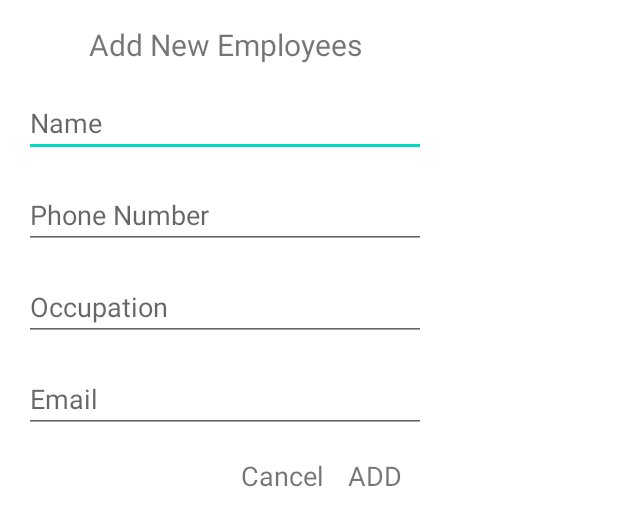
After one commit to dunow0033/JoshContactList, an Android app: the layout dialog_add_contact_item.xml on its own in the app's theme, with its tools: preview values and no code run, on a phone screen of 412 x 824 dp. The commit adds this screen. Shown: the top 526 px of the screen. Run offline under Robolectric (Android 15) with nearby library versions, the phone set to English and light mode, and no system bars.

Commit message:
I think it's pretty much done

```diff
--- a/app/src/main/res/layout/activity_contact.xml
+++ b/app/src/main/res/layout/activity_contact.xml
@@ -17,6 +17,7 @@
         app:layout_constraintTop_toTopOf="parent" />
 
     <com.google.android.material.floatingactionbutton.FloatingActionButton
+        android:id="@+id/fab"
         android:layout_width="wrap_content"
         android:layout_height="wrap_content"
         android:src="@drawable/ic_add"
--- /dev/null
+++ b/app/src/main/res/layout/dialog_add_contact_item.xml
@@ -0,0 +1,91 @@
+<?xml version="1.0" encoding="utf-8"?>
+<androidx.constraintlayout.widget.ConstraintLayout
+    xmlns:android="http://schemas.android.com/apk/res/android"
+    xmlns:app="http://schemas.android.com/apk/res-auto"
+    android:layout_width="300dp"
+    android:layout_height="wrap_content"
+    android:padding="16dp">
+
+    <com.google.android.material.textview.MaterialTextView
+        android:id="@+id/tvTitle"
+        android:layout_width="wrap_content"
+        android:layout_height="wrap_content"
+        android:text="@string/add_new_employees"
+        android:textSize="20sp"
+        app:layout_constraintEnd_toEndOf="parent"
+        app:layout_constraintStart_toStartOf="parent"
+        app:layout_constraintTop_toTopOf="parent" />
+
+    <EditText
+        android:id="@+id/etName"
+        android:layout_width="match_parent"
+        android:layout_height="wrap_content"
+        android:layout_marginTop="16dp"
+        android:ems="10"
+        android:hint="@string/name"
+        android:inputType="text"
+        app:layout_constraintStart_toStartOf="parent"
+        app:layout_constraintTop_toBottomOf="@id/tvTitle"
+        />
+
+    <EditText
+        android:id="@+id/etNumber"
+        android:layout_width="match_parent"
+        android:layout_height="wrap_content"
+        android:layout_marginTop="16dp"
+        android:ems="10"
+        android:hint="@string/phone_number"
+        android:inputType="number"
+        app:layout_constraintStart_toStartOf="parent"
+        app:layout_constraintTop_toBottomOf="@id/etName"
+        />
+
+    <EditText
+        android:id="@+id/etOccupation"
+        android:layout_width="match_parent"
+        android:layout_height="wrap_content"
+        android:layout_marginTop="16dp"
+        android:ems="10"
+        android:hint="@string/occupation"
+        android:inputType="text"
+        app:layout_constraintTop_toBottomOf="@id/etNumber"
+        app:layout_constraintStart_toStartOf="parent"
+        />
+
+    <EditText
+        android:id="@+id/etEmail"
+        android:layout_width="match_parent"
+        android:layout_height="wrap_content"
+        android:layout_marginTop="16dp"
+        android:ems="10"
+        android:hint="@string/email"
+        android:inputType="textEmailAddress"
+        app:layout_constraintStart_toStartOf="parent"
+        app:layout_constraintTop_toBottomOf="@id/etOccupation"
+        />
+
+    <TextView
+        android:id="@+id/tvCancel"
+        android:layout_width="0dp"
+        android:layout_height="wrap_content"
+        android:text="@string/cancel"
+        android:layout_marginTop="16dp"
+        android:layout_marginEnd="16dp"
+        android:textSize="18sp"
+        app:layout_constraintTop_toBottomOf="@id/etEmail"
+        app:layout_constraintEnd_toStartOf="@id/tvAdd"
+        />
+
+    <TextView
+        android:id="@+id/tvAdd"
+        android:layout_width="0dp"
+        android:layout_height="wrap_content"
+        android:layout_marginTop="16dp"
+        android:layout_marginEnd="16dp"
+        android:text="@string/add"
+        android:textSize="18sp"
+        app:layout_constraintEnd_toEndOf="parent"
+        app:layout_constraintTop_toBottomOf="@id/etEmail"
+        />
+
+</androidx.constraintlayout.widget.ConstraintLayout>
--- a/app/src/main/res/values/strings.xml
+++ b/app/src/main/res/values/strings.xml
@@ -1,3 +1,10 @@
 <resources>
     <string name="app_name">JoshContactList</string>
+    <string name="add_new_employees">Add New Employees</string>
+    <string name="name">Name</string>
+    <string name="phone_number">Phone Number</string>
+    <string name="occupation">Occupation</string>
+    <string name="email">Email</string>
+    <string name="cancel">Cancel</string>
+    <string name="add">ADD</string>
 </resources>
```
Also changed, not shown: app/src/main/java/com/example/joshcontactlist/data/adapter/ContactItemAdapter.kt (added, +45 -0 lines), app/src/main/java/com/example/joshcontactlist/data/db/ContactDao.kt (added, +18 -0 lines), app/src/main/java/com/example/joshcontactlist/data/db/ContactDatabase.kt (added, +33 -0 lines), app/src/main/java/com/example/joshcontactlist/data/db/entities/ContactItem.kt (added, +20 -0 lines), app/src/main/java/com/example/joshcontactlist/data/repositories/ContactRepository.kt (added, +14 -0 lines), app/src/main/java/com/example/joshcontactlist/ui/contactlist/AddContactItemDialog.kt (added, +47 -0 lines), app/src/main/java/com/example/joshcontactlist/ui/contactlist/AddDialogListener.kt (added, +7 -0 lines), app/src/main/java/com/example/joshcontactlist/ui/contactlist/ContactActivity.kt (+39 -1 lines), app/src/main/java/com/example/joshcontactlist/ui/contactlist/ContactViewModel.kt (added, +21 -0 lines), app/src/main/java/com/example/joshcontactlist/ui/contactlist/ContactViewModelFactory.kt (added, +14 -0 lines).
